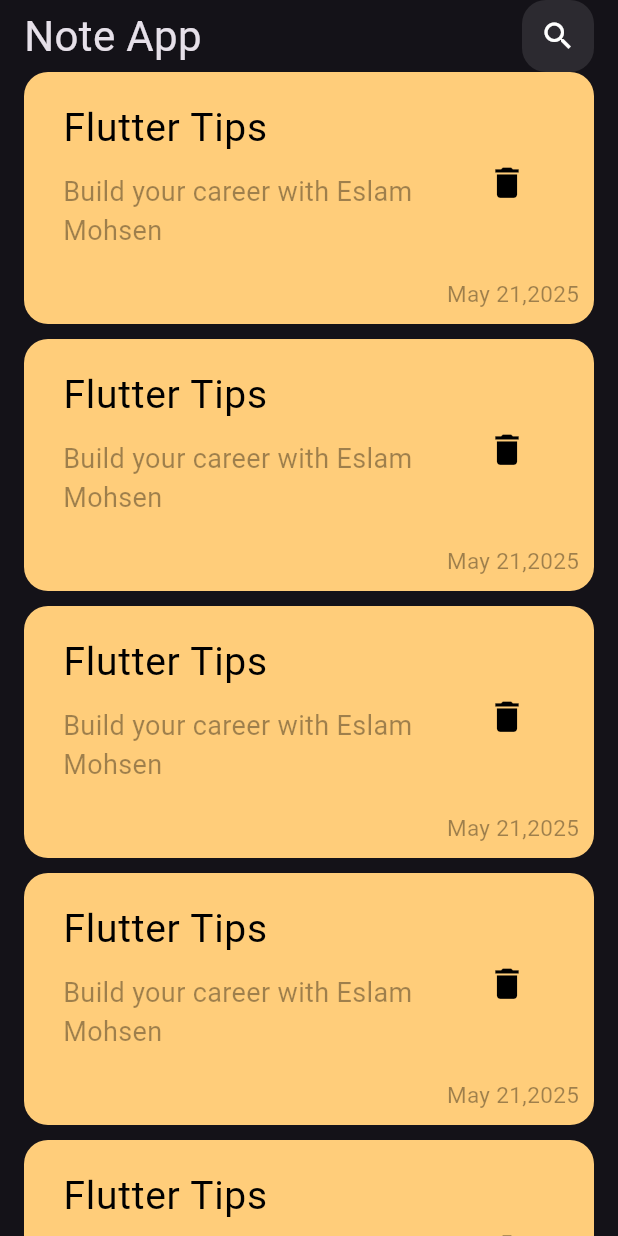
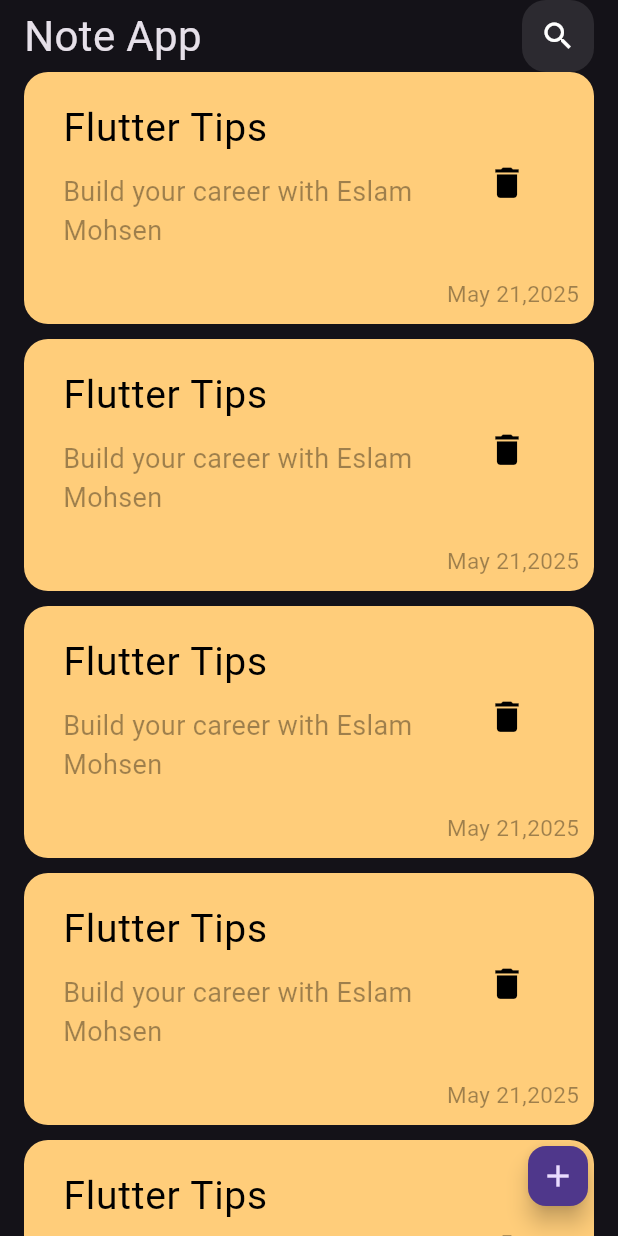
Before and after one commit to EslamMohsen110/note_app, a Flutter app: the screen it shows after launch, on a phone screen of 412 x 824 dp. Run offline on Flutter 3.47's test engine with Material 3 defaults, Android fonts, the phone set to English and light mode, and no system bars; Roboto replaces fonts that are missing (Poppins).

Commit message:
add floating action button

```diff
--- a/lib/views/notes_view.dart
+++ b/lib/views/notes_view.dart
@@ -6,7 +6,12 @@ class NotesView extends StatelessWidget {
 
   @override
   Widget build(BuildContext context) {
-    return const Scaffold(
+    return Scaffold(
+      floatingActionButton: FloatingActionButton(
+        mini: true,
+        onPressed: () {},
+        child: Icon(Icons.add),
+      ),
       body: NotesViewBody(),
     );
   }
```
